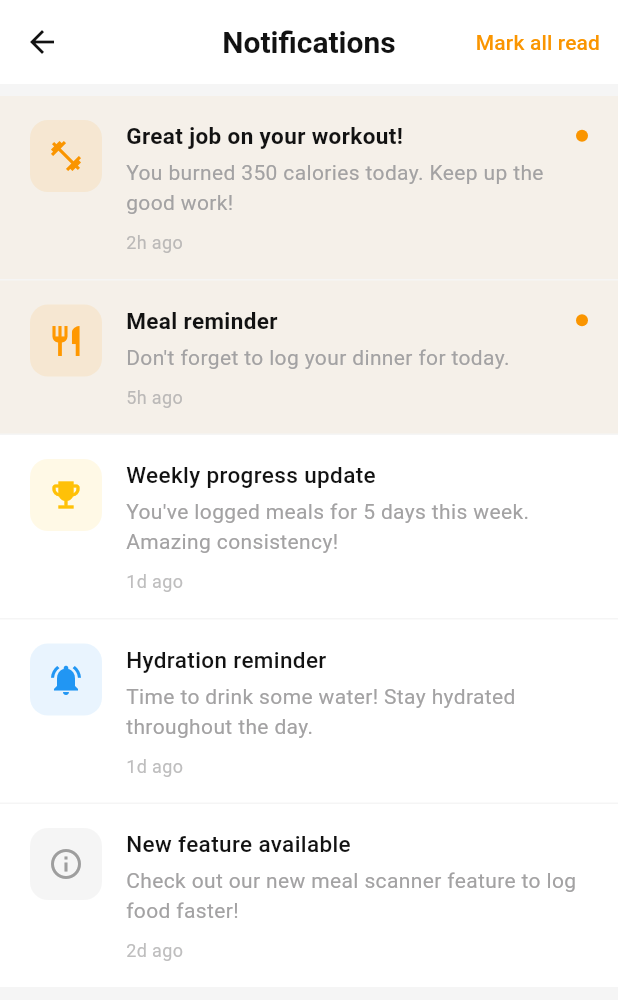
After one commit to health-pal-uit/health-pal-mobile, a Flutter app: the NotificationsScreen screen opened by its route, on a phone screen of 412 x 824 dp. The commit adds this screen. Shown: the top 1000 px of the screen. Run offline on Flutter 3.47's test engine with Material 3 defaults, Android fonts, the phone set to English and light mode, and no system bars; our stand-ins replace app_links, camera, dartz, dio, equatable, fl_chart and 11 more; accounts and stored records are empty; network calls fail.

Commit message:
feat(notifications): add UI for notifications screen with mock data

```diff
--- a/lib/src/config/routes.dart
+++ b/lib/src/config/routes.dart
@@ -16,6 +16,7 @@ import 'package:da1/src/presentation/screens/home/diet/food_search_screen.dart';
 import 'package:da1/src/presentation/screens/home/diet/meal_scan_screen.dart';
 import 'package:da1/src/presentation/screens/home/exercise/activity_analytics_screen.dart';
 import 'package:da1/src/presentation/screens/home/exercise/add_activity_screen.dart';
+import 'package:da1/src/presentation/screens/notifications/notifications_screen.dart';
 import 'package:da1/src/data/models/post_model.dart';
 import 'package:da1/src/presentation/screens/home/step/steps_screen.dart';
 import 'package:da1/src/presentation/screens/profile/profile_screen.dart';
@@ -187,6 +188,11 @@ class AppRoutes {
         name: 'activity-analytics',
         builder: (context, state) => ActivityAnalyticsScreen(),
       ),
+      GoRoute(
+        path: '/notifications',
+        name: 'notifications',
+        builder: (context, state) => const NotificationsScreen(),
+      ),
       ShellRoute(
         builder: (context, state, child) {
           return Scaffold(
--- a/lib/src/presentation/screens/home/home_screen.dart
+++ b/lib/src/presentation/screens/home/home_screen.dart
@@ -52,7 +52,6 @@ class _HomeScreenState extends State<HomeScreen> {
         },
         (hasProfile) async {
           if (hasProfile) {
-            // Fetch the fitness profiles to get TDEE
             final fitnessProfilesResult = await repository.getFitnessProfiles();
             fitnessProfilesResult.fold(
               (failure) {
@@ -163,10 +162,9 @@ class _HomeScreenState extends State<HomeScreen> {
                   final result = await context.push(
                     '/foodSearch?mealType=$mealType',
                   );
-                  // Reload daily log if a meal was added
                   if (result == true && mounted) {
                     await _loadDailyLog();
-                    setState(() {}); // Force rebuild
+                    setState(() {});
                   }
                 },
               ),
@@ -195,7 +193,7 @@ class _HomeScreenState extends State<HomeScreen> {
                 Icons.notifications_none_outlined,
                 color: AppColors.textPrimary,
               ),
-              onPressed: () {},
+              onPressed: () => context.push('/notifications'),
             ),
           ],
         ),
@@ -249,7 +247,7 @@ class _HomeScreenState extends State<HomeScreen> {
                   setState(() {
                     selectedDate = date;
                   });
-                  _loadDailyLog(); // Reload daily log for new date
+                  _loadDailyLog();
                 },
                 child: Container(
                   width: 45,
--- /dev/null
+++ b/lib/src/presentation/screens/notifications/notifications_screen.dart
@@ -0,0 +1,344 @@
+import 'package:da1/src/config/theme/app_colors.dart';
+import 'package:da1/src/config/theme/typography.dart';
+import 'package:flutter/material.dart';
+import 'package:intl/intl.dart';
+
+class NotificationsScreen extends StatefulWidget {
+  const NotificationsScreen({super.key});
+
+  @override
+  State<NotificationsScreen> createState() => _NotificationsScreenState();
+}
+
+class _NotificationsScreenState extends State<NotificationsScreen> {
+  final List<NotificationItem> _notifications = [
+    NotificationItem(
+      id: '1',
+      title: 'Great job on your workout!',
+      message: 'You burned 350 calories today. Keep up the good work!',
+      type: NotificationType.workout,
+      timestamp: DateTime.now().subtract(const Duration(hours: 2)),
+      isRead: false,
+    ),
+    NotificationItem(
+      id: '2',
+      title: 'Meal reminder',
+      message: 'Don\'t forget to log your dinner for today.',
+      type: NotificationType.meal,
+      timestamp: DateTime.now().subtract(const Duration(hours: 5)),
+      isRead: false,
+    ),
+    NotificationItem(
+      id: '3',
+      title: 'Weekly progress update',
+      message:
+          'You\'ve logged meals for 5 days this week. Amazing consistency!',
+      type: NotificationType.achievement,
+      timestamp: DateTime.now().subtract(const Duration(days: 1)),
+      isRead: true,
+    ),
+    NotificationItem(
+      id: '4',
+      title: 'Hydration reminder',
+      message: 'Time to drink some water! Stay hydrated throughout the day.',
+      type: NotificationType.reminder,
+      timestamp: DateTime.now().subtract(const Duration(days: 1)),
+      isRead: true,
+    ),
+    NotificationItem(
+      id: '5',
+      title: 'New feature available',
+      message: 'Check out our new meal scanner feature to log food faster!',
+      type: NotificationType.system,
+      timestamp: DateTime.now().subtract(const Duration(days: 2)),
+      isRead: true,
+    ),
+  ];
+
+  void _markAsRead(String id) {
+    setState(() {
+      final index = _notifications.indexWhere((n) => n.id == id);
+      if (index != -1) {
+        _notifications[index] = _notifications[index].copyWith(isRead: true);
+      }
+    });
+  }
+
+  void _markAllAsRead() {
+    setState(() {
+      for (int i = 0; i < _notifications.length; i++) {
+        _notifications[i] = _notifications[i].copyWith(isRead: true);
+      }
+    });
+  }
+
+  void _deleteNotification(String id) {
+    setState(() {
+      _notifications.removeWhere((n) => n.id == id);
+    });
+  }
+
+  @override
+  Widget build(BuildContext context) {
+    final unreadCount = _notifications.where((n) => !n.isRead).length;
+
+    return Scaffold(
+      backgroundColor: Colors.grey[100],
+      appBar: AppBar(
+        backgroundColor: Colors.white,
+        elevation: 0,
+        centerTitle: true,
+        title: Text(
+          'Notifications',
+          style: AppTypography.headline.copyWith(fontSize: 20),
+        ),
+        leading: IconButton(
+          icon: const Icon(Icons.arrow_back, color: AppColors.textPrimary),
+          onPressed: () => Navigator.pop(context),
+        ),
+        actions: [
+          if (unreadCount > 0)
+            TextButton(
+              onPressed: _markAllAsRead,
+              child: Text(
+                'Mark all read',
+                style: AppTypography.body.copyWith(
+                  color: AppColors.primary,
+                  fontSize: 14,
+                ),
+              ),
+            ),
+        ],
+      ),
+      body:
+          _notifications.isEmpty
+              ? _buildEmptyState()
+              : ListView.separated(
+                padding: const EdgeInsets.symmetric(vertical: 8),
+                itemCount: _notifications.length,
+                separatorBuilder: (context, index) => const SizedBox(height: 1),
+                itemBuilder: (context, index) {
+                  final notification = _notifications[index];
+                  return _buildNotificationItem(notification);
+                },
+              ),
+    );
+  }
+
+  Widget _buildEmptyState() {
+    return Center(
+      child: Column(
+        mainAxisAlignment: MainAxisAlignment.center,
+        children: [
+          Icon(Icons.notifications_none, size: 80, color: Colors.grey[400]),
+          const SizedBox(height: 16),
+          Text(
+            'No notifications',
+            style: AppTypography.headline.copyWith(
+              fontSize: 20,
+              color: AppColors.textSecondary,
+            ),
+          ),
+          const SizedBox(height: 8),
+          Text(
+            'You\'re all caught up!',
+            style: AppTypography.body.copyWith(color: AppColors.textSecondary),
+          ),
+        ],
+      ),
+    );
+  }
+
+  Widget _buildNotificationItem(NotificationItem notification) {
+    return Dismissible(
+      key: Key(notification.id),
+      direction: DismissDirection.endToStart,
+      onDismissed: (direction) {
+        _deleteNotification(notification.id);
+        ScaffoldMessenger.of(context).showSnackBar(
+          SnackBar(
+            content: const Text('Notification deleted'),
+            duration: const Duration(seconds: 2),
+            action: SnackBarAction(
+              label: 'Undo',
+              onPressed: () {
+                setState(() {
+                  _notifications.add(notification);
+                });
+              },
+            ),
+          ),
+        );
+      },
+      background: Container(
+        color: Colors.red,
+        alignment: Alignment.centerRight,
+        padding: const EdgeInsets.only(right: 20),
+        child: const Icon(Icons.delete, color: Colors.white),
+      ),
+      child: InkWell(
+        onTap: () {
+          if (!notification.isRead) {
+            _markAsRead(notification.id);
+          }
+          // TODO: Navigate to relevant screen based on notification type
+        },
+        child: Container(
+          color:
+              notification.isRead
+                  ? Colors.white
+                  : AppColors.primary.withValues(alpha: 0.05),
+          padding: const EdgeInsets.symmetric(horizontal: 20, vertical: 16),
+          child: Row(
+            crossAxisAlignment: CrossAxisAlignment.start,
+            children: [
+              _buildNotificationIcon(notification.type),
+              const SizedBox(width: 16),
+              Expanded(
+                child: Column(
+                  crossAxisAlignment: CrossAxisAlignment.start,
+                  children: [
+                    Row(
+                      children: [
+                        Expanded(
+                          child: Text(
+                            notification.title,
+                            style: AppTypography.headline.copyWith(
+                              fontSize: 15,
+                              fontWeight:
+                                  notification.isRead
+                                      ? FontWeight.w500
+                                      : FontWeight.bold,
+                            ),
+                          ),
+                        ),
+                        if (!notification.isRead)
+                          Container(
+                            width: 8,
+                            height: 8,
+                            decoration: const BoxDecoration(
+                              color: AppColors.primary,
+                              shape: BoxShape.circle,
+                            ),
+                          ),
+                      ],
+                    ),
+                    const SizedBox(height: 4),
+                    Text(
+                      notification.message,
+                      style: AppTypography.body.copyWith(
+                        fontSize: 14,
+                        color: AppColors.textSecondary,
+                      ),
+                      maxLines: 2,
+                      overflow: TextOverflow.ellipsis,
+                    ),
+                    const SizedBox(height: 8),
+                    Text(
+                      _formatTimestamp(notification.timestamp),
+                      style: AppTypography.body.copyWith(
+                        fontSize: 12,
+                        color: AppColors.textSecondary.withValues(alpha: 0.7),
+                      ),
+                    ),
+                  ],
+                ),
+              ),
+            ],
+          ),
+        ),
+      ),
+    );
+  }
+
+  Widget _buildNotificationIcon(NotificationType type) {
+    IconData icon;
+    Color color;
+
+    switch (type) {
+      case NotificationType.workout:
+        icon = Icons.fitness_center;
+        color = AppColors.primary;
+        break;
+      case NotificationType.meal:
+        icon = Icons.restaurant;
+        color = Colors.orange;
+        break;
+      case NotificationType.achievement:
+        icon = Icons.emoji_events;
+        color = Colors.amber;
+        break;
+      case NotificationType.reminder:
+        icon = Icons.notifications_active;
+        color = Colors.blue;
+        break;
+      case NotificationType.system:
+        icon = Icons.info_outline;
+        color = Colors.grey;
+        break;
+    }
+
+    return Container(
+      width: 48,
+      height: 48,
+      decoration: BoxDecoration(
+        color: color.withValues(alpha: 0.1),
+        borderRadius: BorderRadius.circular(12),
+      ),
+      child: Icon(icon, color: color, size: 24),
+    );
+  }
+
+  String _formatTimestamp(DateTime timestamp) {
+    final now = DateTime.now();
+    final difference = now.difference(timestamp);
+
+    if (difference.inMinutes < 60) {
+      return '${difference.inMinutes}m ago';
+    } else if (difference.inHours < 24) {
+      return '${difference.inHours}h ago';
+    } else if (difference.inDays < 7) {
+      return '${difference.inDays}d ago';
+    } else {
+      return DateFormat('MMM d').format(timestamp);
+    }
+  }
+}
+
+enum NotificationType { workout, meal, achievement, reminder, system }
+
+class NotificationItem {
+  final String id;
+  final String title;
+  final String message;
+  final NotificationType type;
+  final DateTime timestamp;
+  final bool isRead;
+
+  NotificationItem({
+    required this.id,
+    required this.title,
+    required this.message,
+    required this.type,
+    required this.timestamp,
+    required this.isRead,
+  });
+
+  NotificationItem copyWith({
+    String? id,
+    String? title,
+    String? message,
+    NotificationType? type,
+    DateTime? timestamp,
+    bool? isRead,
+  }) {
+    return NotificationItem(
+      id: id ?? this.id,
+      title: title ?? this.title,
+      message: message ?? this.message,
+      type: type ?? this.type,
+      timestamp: timestamp ?? this.timestamp,
+      isRead: isRead ?? this.isRead,
+    );
+  }
+}
```
